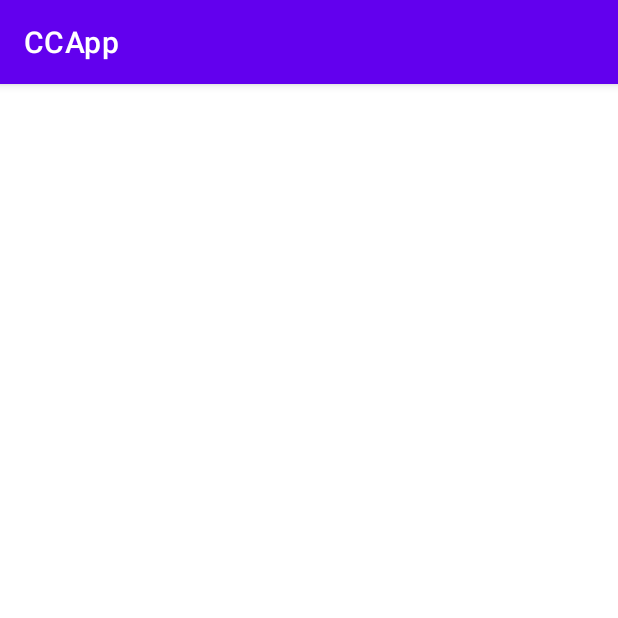
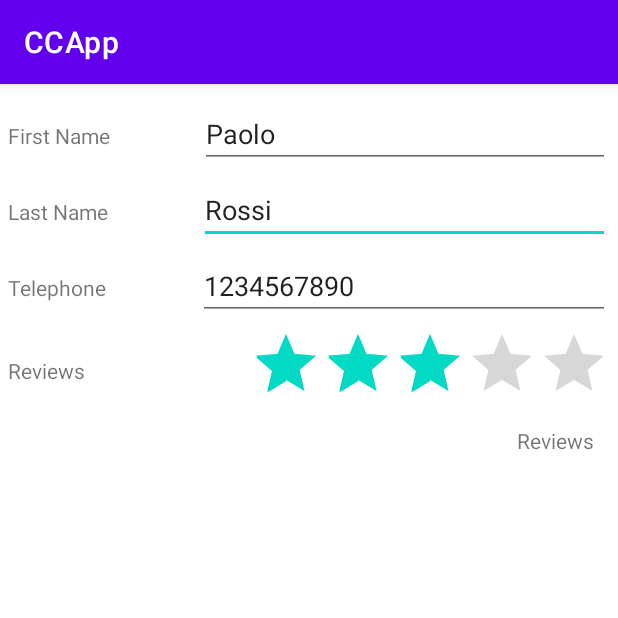
Before and after one commit to FS93/CCApp, an Android app: the ProfileActivity screen opened directly, with no data from a screen before it, on a phone screen of 412 x 824 dp, the top half of it. Run offline under Robolectric (Android 15) with nearby library versions, the phone set to English and light mode, and no system bars.

Commit message:
Profile activity xml kind of done..

```diff
--- a/app/src/main/res/layout/activity_profile.xml
+++ b/app/src/main/res/layout/activity_profile.xml
@@ -2,8 +2,145 @@
 <androidx.constraintlayout.widget.ConstraintLayout xmlns:android="http://schemas.android.com/apk/res/android"
     xmlns:app="http://schemas.android.com/apk/res-auto"
     xmlns:tools="http://schemas.android.com/tools"
+    android:id="@+id/profile_layout"
     android:layout_width="match_parent"
     android:layout_height="match_parent"
+    android:orientation="vertical"
     tools:context=".ProfileActivity">
 
+    <ImageView
+        android:id="@+id/imageView"
+        android:layout_width="match_parent"
+        android:layout_height="wrap_content"
+        android:layout_margin="5dp"
+        android:layout_marginTop="16dp"
+        app:layout_constraintEnd_toEndOf="parent"
+        app:layout_constraintStart_toStartOf="parent"
+        app:layout_constraintTop_toTopOf="parent"
+        tools:srcCompat="@tools:sample/avatars" />
+
+    <LinearLayout
+        android:id="@+id/linearLayout2"
+        android:layout_width="match_parent"
+        android:layout_height="wrap_content"
+        android:layout_margin="5dp"
+        android:layout_marginTop="8dp"
+        android:orientation="horizontal"
+        app:layout_constraintTop_toBottomOf="@+id/linearLayout"
+        tools:layout_editor_absoluteX="-17dp">
+
+        <TextView
+            android:id="@+id/tx_first_name"
+            android:layout_width="wrap_content"
+            android:layout_height="wrap_content"
+            android:layout_weight="1"
+            android:text="Last Name" />
+
+        <EditText
+            android:id="@+id/edt_first_name"
+            android:layout_width="wrap_content"
+            android:layout_height="wrap_content"
+            android:layout_weight="1"
+            android:ems="10"
+            android:inputType="none"
+            android:text="Rossi" />
+    </LinearLayout>
+
+    <LinearLayout
+        android:id="@+id/linearLayout3"
+        android:layout_width="match_parent"
+        android:layout_height="wrap_content"
+        android:layout_margin="5dp"
+        android:layout_marginTop="8dp"
+        android:orientation="horizontal"
+        app:layout_constraintEnd_toEndOf="parent"
+        app:layout_constraintStart_toStartOf="parent"
+        app:layout_constraintTop_toBottomOf="@+id/linearLayout2">
+
+        <TextView
+            android:id="@+id/tx_last_name"
+            android:layout_width="wrap_content"
+            android:layout_height="wrap_content"
+            android:layout_weight="1"
+            android:text="Telephone" />
+
+        <EditText
+            android:id="@+id/edt_last_name"
+            android:layout_width="wrap_content"
+            android:layout_height="wrap_content"
+            android:layout_weight="1"
+            android:ems="10"
+            android:inputType="phone"
+            android:text="1234567890" />
+    </LinearLayout>
+
+    <LinearLayout
+        android:id="@+id/linearLayout"
+        android:layout_width="match_parent"
+        android:layout_height="wrap_content"
+        android:layout_margin="5dp"
+        android:layout_marginTop="8dp"
+        android:orientation="horizontal"
+        app:layout_constraintEnd_toEndOf="parent"
+        app:layout_constraintStart_toStartOf="parent"
+        app:layout_constraintTop_toBottomOf="@+id/imageView">
+
+        <TextView
+            android:id="@+id/tx_phone"
+            android:layout_width="wrap_content"
+            android:layout_height="wrap_content"
+            android:layout_weight="1"
+            android:text="First Name" />
+
+        <EditText
+            android:id="@+id/edt_phone"
+            android:layout_width="wrap_content"
+            android:layout_height="wrap_content"
+            android:layout_weight="1"
+            android:ems="10"
+            android:inputType="none"
+            android:text="Paolo" />
+    </LinearLayout>
+
+    <LinearLayout
+        android:id="@+id/linearLayout4"
+        android:layout_width="match_parent"
+        android:layout_height="wrap_content"
+        android:layout_margin="5dp"
+        android:layout_marginTop="8dp"
+        android:orientation="horizontal"
+        app:layout_constraintEnd_toEndOf="parent"
+        app:layout_constraintStart_toStartOf="parent"
+        app:layout_constraintTop_toBottomOf="@+id/linearLayout3">
+
+        <TextView
+            android:id="@+id/tx_review"
+            android:layout_width="wrap_content"
+            android:layout_height="wrap_content"
+            android:layout_gravity="center"
+            android:layout_weight="1"
+            android:text="Reviews" />
+
+        <RatingBar
+            android:id="@+id/ratingBar"
+            android:layout_width="wrap_content"
+            android:layout_height="wrap_content"
+            android:numStars="5"
+            android:rating="3" />
+
+
+    </LinearLayout>
+
+    <TextView
+        android:id="@+id/tx_ratins_number"
+        android:layout_width="wrap_content"
+        android:layout_height="wrap_content"
+        android:layout_gravity="center"
+        android:layout_marginTop="8dp"
+        android:layout_marginEnd="16dp"
+        android:layout_weight="1"
+        android:text="Reviews"
+        app:layout_constraintEnd_toEndOf="parent"
+        app:layout_constraintTop_toBottomOf="@+id/linearLayout4" />
+
 </androidx.constraintlayout.widget.ConstraintLayout>
```
